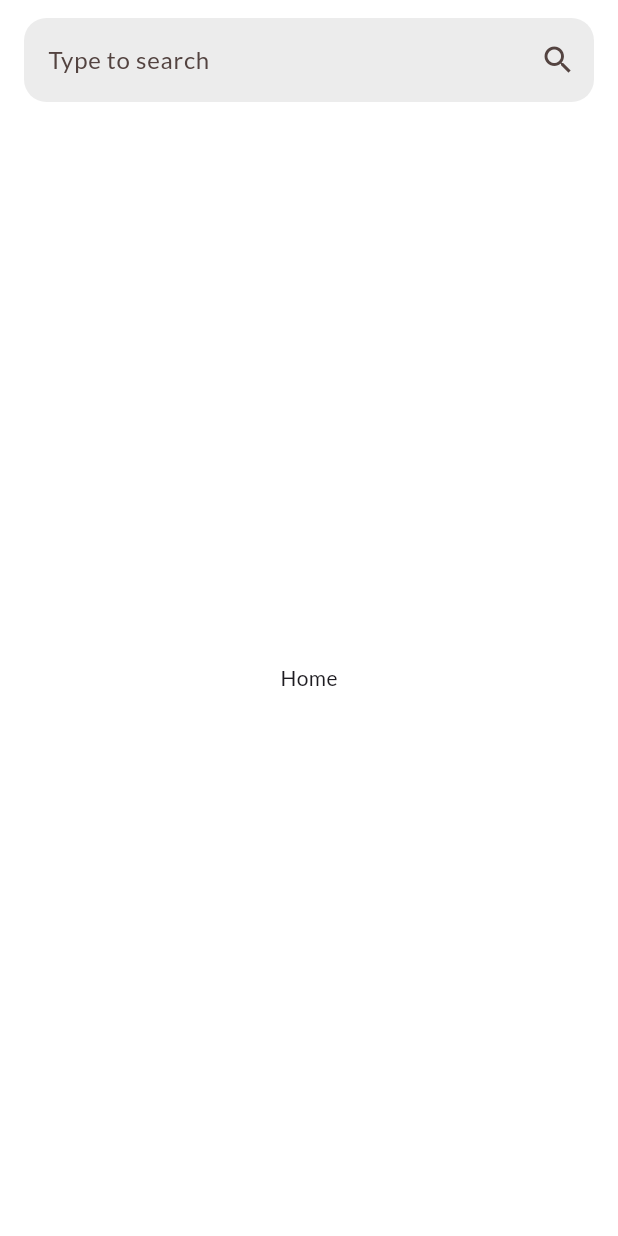
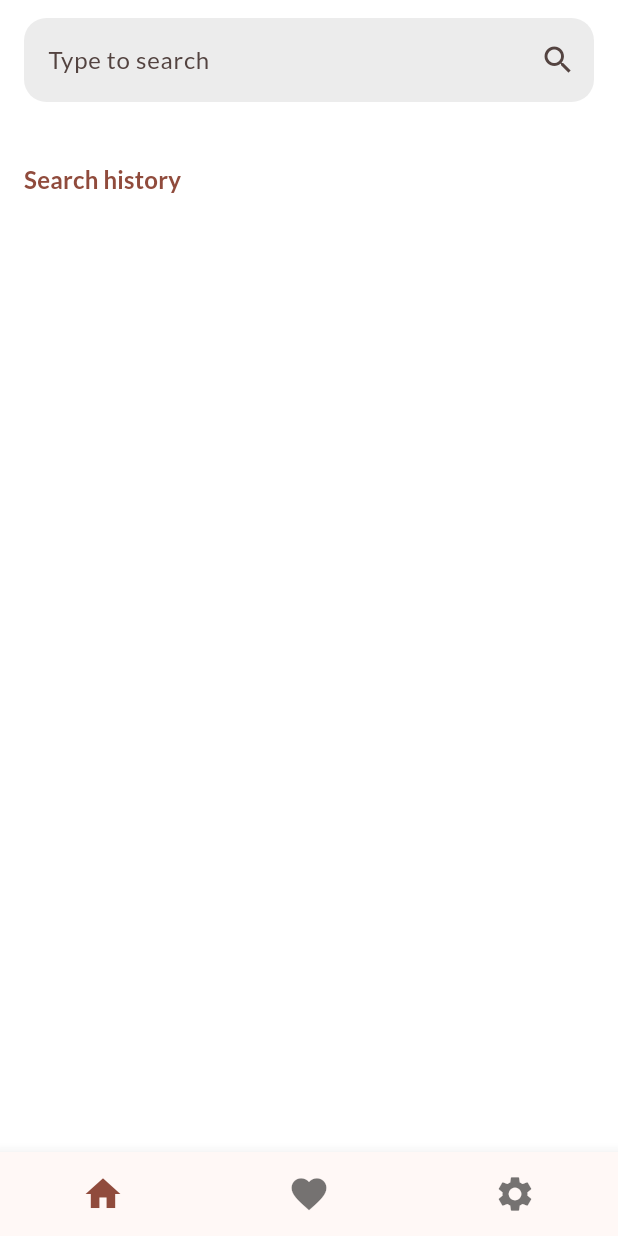
Before and after one commit to anhutf/english_dictionary, a Flutter app: the screen it shows after launch, on a phone screen of 412 x 824 dp. Run offline on Flutter 3.47's test engine with Material 3 defaults, Android fonts, the phone set to English and light mode, and no system bars; our stand-ins replace dio, google_fonts, webview_flutter.

Commit message:
Fix word chain in WordScreen, add Navbar, FavoriteScreen and SettingScreen

```diff
--- a/lib/main.dart
+++ b/lib/main.dart
@@ -1,4 +1,4 @@
-import 'package:english_dictionary/screens/home.dart';
+import 'package:english_dictionary/screens/tabs.dart';
 import 'package:flutter/material.dart';
 
 import 'package:google_fonts/google_fonts.dart';
@@ -23,7 +23,7 @@ class App extends StatelessWidget {
   Widget build(BuildContext context) {
     return MaterialApp(
       theme: theme,
-      home: HomeScreen(),
+      home: TabsScreen(),
     );
   }
 }
--- a/lib/screens/home.dart
+++ b/lib/screens/home.dart
@@ -6,7 +6,12 @@ import 'package:dio/dio.dart';
 import 'dart:convert';
 
 class HomeScreen extends StatefulWidget {
-  const HomeScreen({super.key});
+  const HomeScreen({
+    super.key,
+    required this.onToggleFavorite,
+  });
+
+  final void Function(String word) onToggleFavorite;
 
   @override
   State<HomeScreen> createState() {
@@ -27,7 +32,10 @@ class _HomeScreenState extends State<HomeScreen> {
   void _selectWord(BuildContext context, String word) {
     Navigator.of(context).push(
       MaterialPageRoute(
-        builder: (ctx) => WordScreen(word: word),
+        builder: (ctx) => WordScreen(
+          word: word,
+          onToggleFavorite: widget.onToggleFavorite,
+        ),
       ),
     );
   }
@@ -75,8 +83,23 @@ class _HomeScreenState extends State<HomeScreen> {
       ),
       body: Stack(
         children: [
-          Center(
-            child: Text('Home'),
+          SingleChildScrollView(
+            child: Padding(
+              padding: const EdgeInsets.symmetric(vertical: 8, horizontal: 16),
+              child: Column(
+                children: [
+                  const SizedBox(height: 20),
+                  Text(
+                    'Search history',
+                    style: Theme.of(context).textTheme.titleMedium!.copyWith(
+                          color: Theme.of(context).colorScheme.primary,
+                          fontWeight: FontWeight.bold,
+                        ),
+                  ),
+                  const SizedBox(height: 14),
+                ],
+              ),
+            ),
           ),
           if (_searchResults.isNotEmpty)
             Container(
--- /dev/null
+++ b/lib/screens/tabs.dart
@@ -0,0 +1,86 @@
+import 'package:english_dictionary/screens/home.dart';
+import 'package:english_dictionary/screens/favorite.dart';
+import 'package:english_dictionary/screens/setting.dart';
+import 'package:flutter/material.dart';
+
+class TabsScreen extends StatefulWidget {
+  const TabsScreen({super.key});
+  @override
+  State<TabsScreen> createState() => _TabsScreenState();
+}
+
+class _TabsScreenState extends State<TabsScreen> {
+  final List<String> _favoriteWords = [];
+  int _selectedIndex = 0;
+
+  void _showInfoMessage(String message) {
+    ScaffoldMessenger.of(context).clearSnackBars();
+    ScaffoldMessenger.of(context).showSnackBar(
+      SnackBar(
+        content: Text(message),
+      ),
+    );
+  }
+
+  void _toggleWordFavoriteStatus(String word) {
+    final isExisting = _favoriteWords.contains(word);
+
+    if (isExisting) {
+      setState(() {
+        _favoriteWords.remove(word);
+      });
+      _showInfoMessage("Removed '$word' from favorites!");
+    } else {
+      setState(() {
+        _favoriteWords.add(word);
+      });
+      _showInfoMessage("Marked '$word' as a favorite!");
+    }
+  }
+
+  void _onItemTapped(int index) {
+    setState(() {
+      _selectedIndex = index;
+    });
+  }
+
+  @override
+  Widget build(BuildContext context) {
+    final List<Widget> pages = [
+      HomeScreen(
+        onToggleFavorite: _toggleWordFavoriteStatus,
+      ),
+      FavoriteScreen(
+        words: _favoriteWords,
+        onToggleFavorite: _toggleWordFavoriteStatus,
+      ),
+      SettingScreen(),
+    ];
+
+    return Scaffold(
+      body: pages[_selectedIndex],
+      bottomNavigationBar: BottomNavigationBar(
+        currentIndex: _selectedIndex,
+        onTap: _onItemTapped,
+        showSelectedLabels: false,
+        showUnselectedLabels: false,
+        selectedFontSize: 0,
+        unselectedFontSize: 0,
+        items: const <BottomNavigationBarItem>[
+          BottomNavigationBarItem(
+            icon: Icon(Icons.home, size: 28),
+            label: 'Home',
+          ),
+          BottomNavigationBarItem(
+            icon: Icon(Icons.favorite, size: 28),
+            label: 'Favorite',
+          ),
+          BottomNavigationBarItem(
+            icon: Icon(Icons.settings, size: 28),
+            label: 'Setting',
+          ),
+        ],
+      ),
+    );
+  }
+}
--- a/lib/widgets/search_bar.dart
+++ b/lib/widgets/search_bar.dart
@@ -1,5 +1,4 @@
 import 'dart:async';
-import 'package:english_dictionary/screens/word.dart';
 import 'package:flutter/material.dart';
 
 class SearchBarWidget extends StatefulWidget {
```
Also changed, not shown: lib/screens/favorite.dart (added, +92 -0 lines), lib/screens/setting.dart (added, +10 -0 lines), lib/screens/word.dart (+146 -58 lines), lib/widgets/word_item.dart (added, +39 -0 lines).
